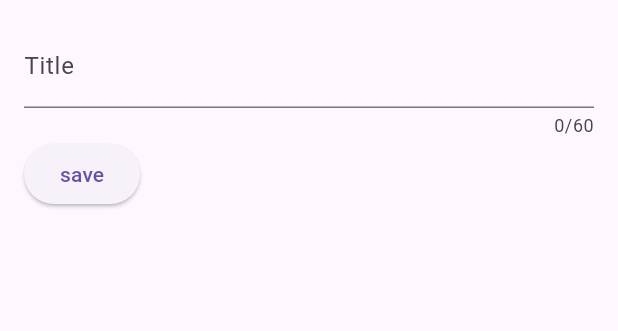
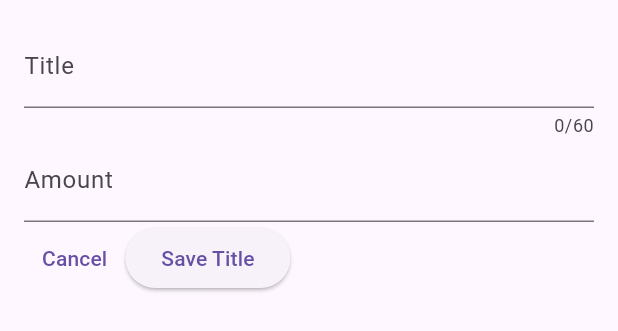
Before and after one commit to spector-0110/Expense-Planner, a Flutter app: the NewExpense widget shown alone on an empty page, opened directly, on a phone screen of 412 x 824 dp. Shown: the top 331 px of the screen. Run offline on Flutter 3.47's test engine with Material 2 defaults, Android fonts, the phone set to English and light mode, and no system bars.

Commit message:
amount text field added

```diff
--- a/lib/widgets/new_expenses.dart
+++ b/lib/widgets/new_expenses.dart
@@ -10,9 +10,11 @@ class NewExpense extends StatefulWidget {
 
 class _NewExpensesState extends State<NewExpense> {
   final _titleController = TextEditingController();
+  final _amountController = TextEditingController();
 
   void dispose() {
     _titleController.dispose();
+    _amountController.dispose();
     super.dispose();
   }
 
@@ -28,9 +30,16 @@ class _NewExpensesState extends State<NewExpense> {
             keyboardType: TextInputType.text,
             decoration: const InputDecoration(label: Text("Title")),
           ),
+          TextField(
+            controller: _amountController,
+            keyboardType: TextInputType.number,
+            decoration:
+                const InputDecoration(prefixText: "\$ ", label: Text("Amount")),
+          ),
           Row(
             children: [
-              ElevatedButton(onPressed: () {}, child: const Text('save'))
+              TextButton(onPressed: () {}, child: const Text("Cancel")),
+              ElevatedButton(onPressed: () {}, child: const Text('Save Title'))
             ],
           ),
         ],
```
